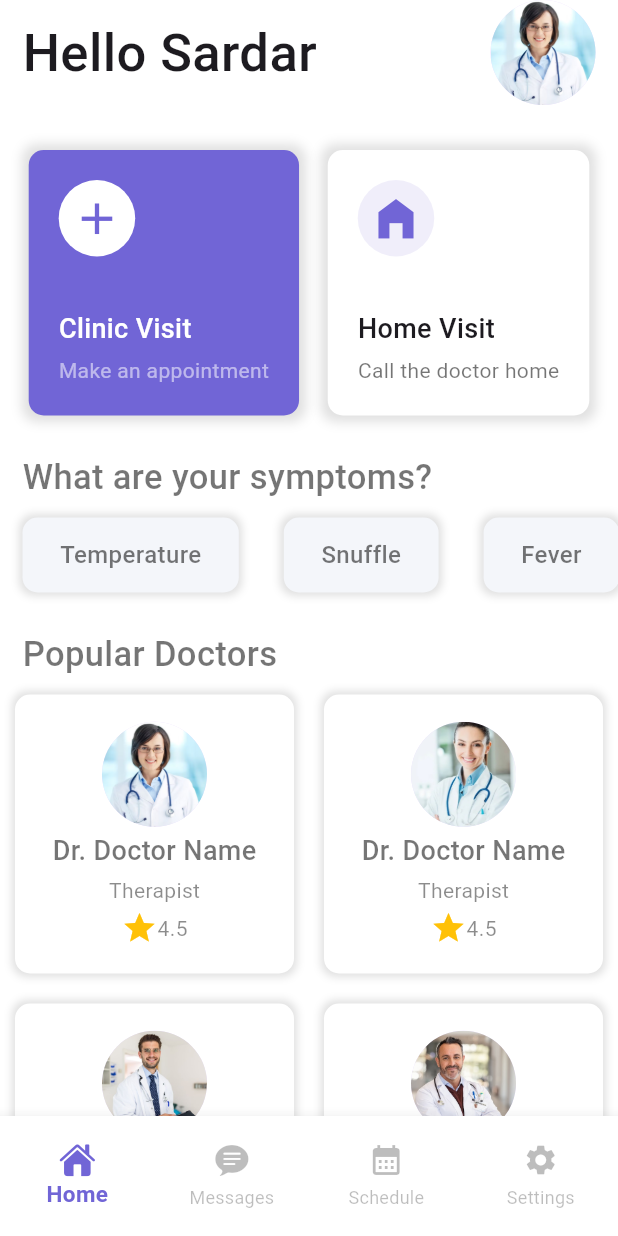
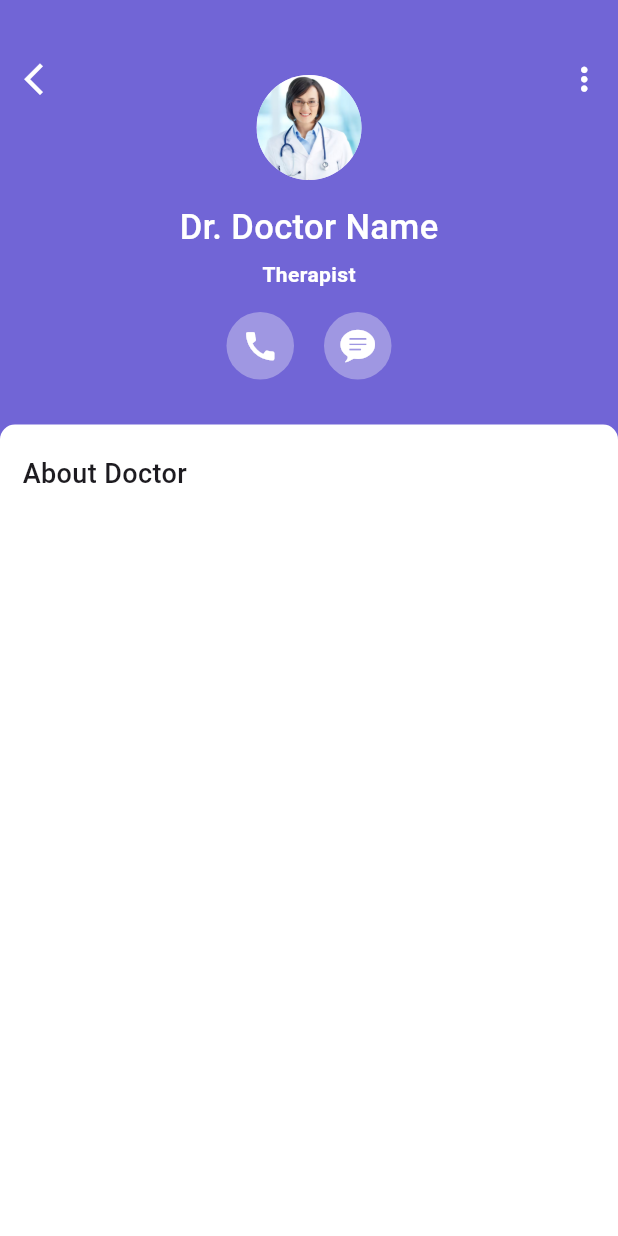
Before and after one commit to SardarHossaini/Medical-Health-App, a Flutter app: the NavbarRoots screen opened directly, after a tap on "Dr. Doctor Name", on a phone screen of 412 x 824 dp. Run offline on Flutter 3.47's test engine with Material 3 defaults, Android fonts, the phone set to English and light mode, and no system bars.

Commit message:
feat: design the about details the doctors

```diff
--- /dev/null
+++ b/lib/screen/appointment_screen.dart
@@ -0,0 +1,122 @@
+import 'package:flutter/cupertino.dart';
+import 'package:flutter/material.dart';
+
+class AppointmentScreen extends StatelessWidget {
+  AppointmentScreen({super.key});
+
+  List imgs = [
+    "assets/images/doctor1.jpg",
+    "assets/images/doctor2.jpg",
+    "assets/images/doctor3.jpg",
+    "assets/images/doctor4.jpg",
+  ];
+
+  @override
+  Widget build(BuildContext context) {
+    return Scaffold(
+      backgroundColor: Color(0xFF7165D6),
+      body: SingleChildScrollView(
+        child: Column(
+          children: [
+            SizedBox(height: 40),
+            Padding(
+              padding: const EdgeInsets.symmetric(horizontal: 10),
+              child: Stack(
+                children: [
+                  Row(
+                    mainAxisAlignment: MainAxisAlignment.spaceBetween,
+                    children: [
+                      InkWell(
+                        onTap: () {
+                          Navigator.pop(context);
+                        },
+                        child: Icon(Icons.arrow_back_ios_new, color: Colors.white, size: 25),
+                      ),
+                      InkWell(
+                        onTap: () {},
+                        child: Icon(Icons.more_vert, color: Colors.white, size: 25),
+                      ),
+                    ],
+                  ),
+                  Padding(
+                    padding: const EdgeInsets.symmetric(vertical: 10),
+                    child: Column(
+                      mainAxisAlignment: MainAxisAlignment.spaceEvenly,
+                      children: [
+                        CircleAvatar(
+                          radius: 35,
+                          backgroundImage: AssetImage("assets/images/doctor1.jpg"),
+                        ),
+                        SizedBox(height: 15),
+                        Text(
+                          "Dr. Doctor Name",
+                          style: TextStyle(
+                            fontSize: 23,
+                            fontWeight: FontWeight.w500,
+                            color: Colors.white,
+                          ),
+                        ),
+                        SizedBox(height: 5),
+                        Text(
+                          "Therapist",
+                          style: TextStyle(color: Colors.white, fontWeight: FontWeight.bold),
+                        ),
+                        SizedBox(height: 15),
+                        Row(
+                          mainAxisAlignment: MainAxisAlignment.center,
+                          children: [
+                            Container(
+                              padding: EdgeInsets.all(10),
+                              decoration: BoxDecoration(
+                                color: Color(0xFF9F97E2),
+                                shape: BoxShape.circle,
+                              ),
+                              child: Icon(Icons.call, color: Colors.white, size: 25),
+                            ),
+                            SizedBox(width: 20),
+                            Container(
+                              padding: EdgeInsets.all(10),
+                              decoration: BoxDecoration(
+                                color: Color(0xFF9F97E2),
+                                shape: BoxShape.circle,
+                              ),
+                              child: Icon(
+                                CupertinoIcons.chat_bubble_text_fill,
+                                color: Colors.white,
+                                size: 25,
+                              ),
+                            ),
+                          ],
+                        ),
+                      ],
+                    ),
+                  ),
+                ],
+              ),
+            ),
+            SizedBox(height: 20),
+            Container(
+              height: MediaQuery.of(context).size.height / 1.5,
+              width: double.infinity,
+              padding: EdgeInsets.only(top: 20, left: 15),
+              decoration: BoxDecoration(
+                color: Colors.white,
+                borderRadius: BorderRadius.only(
+                  topLeft: Radius.circular(10),
+                  topRight: Radius.circular(10),
+                ),
+              ),
+              child: Column(
+                crossAxisAlignment: CrossAxisAlignment.start,
+                mainAxisSize: MainAxisSize.min,
+                children: [
+                  Text("About Doctor", style: TextStyle(fontSize: 18, fontWeight: FontWeight.w500)),
+                ],
+              ),
+            ),
+          ],
+        ),
+      ),
+    );
+  }
+}
--- a/lib/screen/home_screen.dart
+++ b/lib/screen/home_screen.dart
@@ -1,4 +1,5 @@
 import 'package:flutter/material.dart';
+import 'package:medical_health_app/screen/appointment_screen.dart';
 
 class HomeScreen extends StatefulWidget {
   const HomeScreen({super.key});
@@ -160,7 +161,12 @@ class _HomeScreenState extends State<HomeScreen> {
               physics: NeverScrollableScrollPhysics(),
               itemBuilder: (context, index) {
                 return InkWell(
-                  onTap: () {},
+                  onTap: () {
+                    Navigator.push(
+                      context,
+                      MaterialPageRoute(builder: (context) => AppointmentScreen()),
+                    );
+                  },
                   child: Container(
                     margin: EdgeInsets.all(10),
                     padding: EdgeInsets.symmetric(vertical: 15),
--- /dev/null
+++ b/lib/screen/messages_screen.dart
@@ -0,0 +1,10 @@
+import 'package:flutter/material.dart';
+
+class MessagesScreen extends StatelessWidget {
+  const MessagesScreen({super.key});
+
+  @override
+  Widget build(BuildContext context) {
+    return Scaffold();
+  }
+}
--- /dev/null
+++ b/lib/screen/settings_screen.dart
@@ -0,0 +1,10 @@
+import 'package:flutter/material.dart';
+
+class SettingsScreen extends StatelessWidget {
+  const SettingsScreen({super.key});
+
+  @override
+  Widget build(BuildContext context) {
+    return Scaffold();
+  }
+}
--- a/lib/widgets/navbar_roots.dart
+++ b/lib/widgets/navbar_roots.dart
@@ -1,6 +1,8 @@
 import 'package:flutter/cupertino.dart';
 import 'package:flutter/material.dart';
 import 'package:medical_health_app/screen/home_screen.dart';
+import 'package:medical_health_app/screen/messages_screen.dart';
+import 'package:medical_health_app/screen/settings_screen.dart';
 
 class NavbarRoots extends StatefulWidget {
   const NavbarRoots({super.key});
@@ -11,7 +13,7 @@ class NavbarRoots extends StatefulWidget {
 
 class _NavbarRootsState extends State<NavbarRoots> {
   int selectedIndex = 0;
-  List<Widget> pages = [HomeScreen(), Container(), Container(), Container()];
+  List<Widget> pages = [HomeScreen(), MessagesScreen(), Container(), SettingsScreen()];
   @override
   Widget build(BuildContext context) {
     return Scaffold(
```
